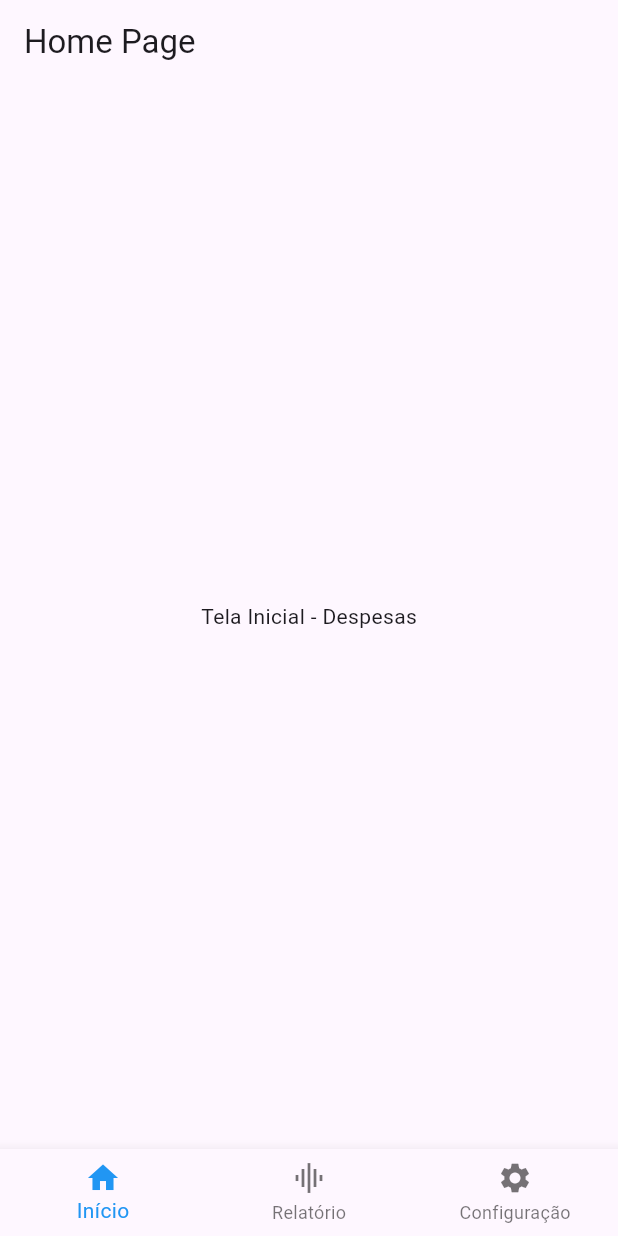
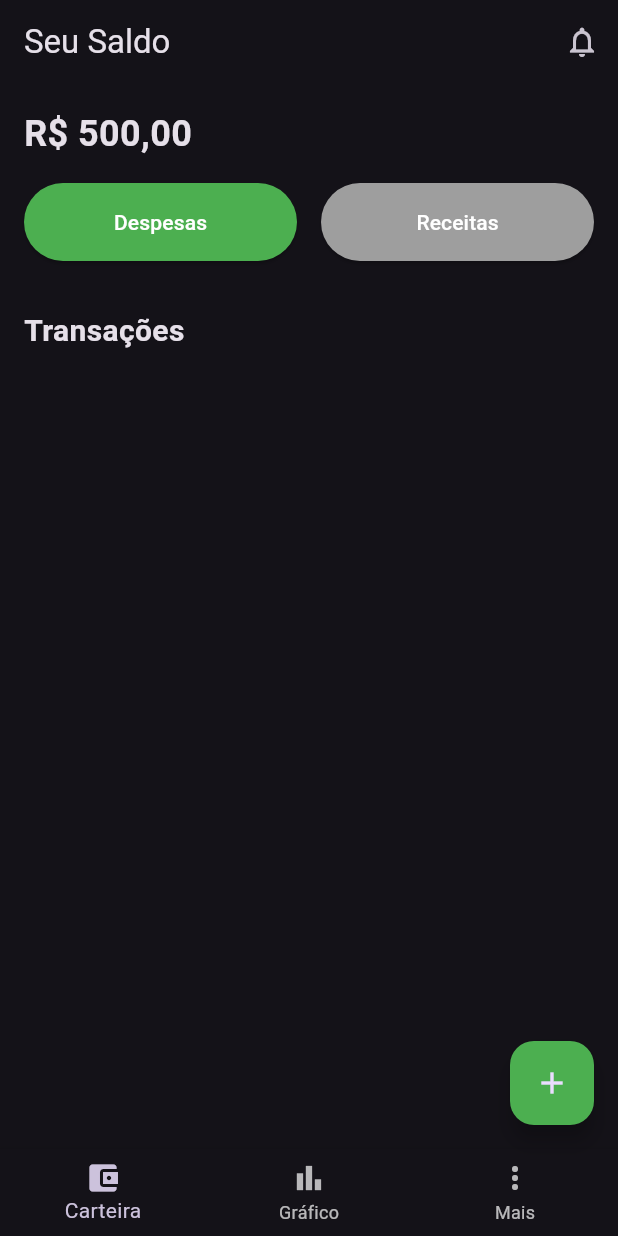
Before and after one commit to CarlosSeixas2/dinheirinho, a Flutter app: the screen it shows after launch, on a phone screen of 412 x 824 dp. Run offline on Flutter 3.47's test engine with Material 3 defaults, Android fonts, the phone set to English and light mode, and no system bars; our stand-ins replace flutter_riverpod.

Commit message:
Tela Inicial com funcionalidades de cadastro e listagem

```diff
--- a/lib/main.dart
+++ b/lib/main.dart
@@ -1,22 +1,17 @@
-import 'package:controle_financeiro/screens/Home.dart';
 import 'package:flutter/material.dart';
+import 'package:flutter_riverpod/flutter_riverpod.dart';
+import 'screens/home_screen.dart';
 
 void main() {
-  runApp(const MyApp());
+  runApp(ProviderScope(child: MyApp()));
 }
 
 class MyApp extends StatelessWidget {
-  const MyApp({super.key});
-
   @override
   Widget build(BuildContext context) {
     return MaterialApp(
-      title: 'dinheirinho',
-      theme: ThemeData(
-        colorScheme: ColorScheme.fromSeed(seedColor: Colors.deepPurple),
-        useMaterial3: true,
-      ),
-      home: const Home(),
+      theme: ThemeData.dark(),
+      home: MyHomePage(),
     );
   }
 }
--- a/lib/screens/Home.dart
+++ /dev/null
@@ -1,55 +0,0 @@
-import 'package:flutter/material.dart';
-
-class Home extends StatefulWidget {
-  const Home({super.key});
-
-  @override
-  _HomeState createState() => _HomeState();
-}
-
-class _HomeState extends State<Home> {
-  int _selectedIndex = 0;
-
-  static const List<Widget> _widgetOptions = <Widget>[
-    Text('Tela Inicial - Despesas'),
-    Text('Adicionar Despesa'),
-    Text('Perfil do Usuário'),
-  ];
-
-  void _onItemTapped(int index) {
-    setState(() {
-      _selectedIndex = index;
-    });
-  }
-
-  @override
-  Widget build(BuildContext context) {
-    return Scaffold(
-      appBar: AppBar(
-        title: const Text('Home Page'),
-      ),
-      body: Center(
-        child: _widgetOptions.elementAt(_selectedIndex),
-      ),
-      bottomNavigationBar: BottomNavigationBar(
-        items: const <BottomNavigationBarItem>[
-          BottomNavigationBarItem(
-            icon: Icon(Icons.home),
-            label: 'Início',
-          ),
-          BottomNavigationBarItem(
-            icon: Icon(Icons.graphic_eq),
-            label: 'Relatório',
-          ),
-          BottomNavigationBarItem(
-            icon: Icon(Icons.settings),
-            label: 'Configuração',
-          ),
-        ],
-        currentIndex: _selectedIndex,
-        selectedItemColor: Colors.blue,
-        onTap: _onItemTapped,
-      ),
-    );
-  }
-}
--- /dev/null
+++ b/lib/screens/home_screen.dart
@@ -0,0 +1,133 @@
+import 'package:controle_financeiro/screens/transitionItem.dart';
+import 'package:flutter/material.dart';
+import 'package:flutter_riverpod/flutter_riverpod.dart';
+import 'add_transaction.dart';
+
+enum TransactionType { receitas, despesas }
+
+final transactionTypeProvider = StateProvider<TransactionType>((ref) => TransactionType.despesas);
+
+// Armazena as transações localmente
+final transactionsProvider = StateProvider<List<Map<String, dynamic>>>((ref) => []);
+
+class MyHomePage extends ConsumerWidget {
+  @override
+  Widget build(BuildContext context, WidgetRef ref) {
+    final transactionType = ref.watch(transactionTypeProvider);
+    final transactions = ref.watch(transactionsProvider);
+
+    return Scaffold(
+      appBar: AppBar(
+        title: Text('Seu Saldo'),
+        actions: [
+          IconButton(
+            icon: Icon(Icons.notifications_none),
+            onPressed: () {},
+          ),
+        ],
+      ),
+      body: SingleChildScrollView(
+        child: Padding(
+          padding: const EdgeInsets.all(16.0),
+          child: Column(
+            crossAxisAlignment: CrossAxisAlignment.start,
+            children: [
+              Text(
+                'R\$ 500,00',
+                style: TextStyle(
+                  fontSize: 24,
+                  fontWeight: FontWeight.bold,
+                ),
+              ),
+              SizedBox(height: 16),
+              Row(
+                children: [
+                  Expanded(
+                    child: ElevatedButton(
+                      onPressed: () {
+                        ref.read(transactionTypeProvider.notifier).state = TransactionType.despesas;
+                      },
+                      child: Text('Despesas'),
+                      style: ElevatedButton.styleFrom(
+                        backgroundColor: transactionType == TransactionType.despesas ? Colors.green : Colors.grey,
+                        foregroundColor: Colors.white,
+                        padding: EdgeInsets.symmetric(vertical: 16),
+                      ),
+                    ),
+                  ),
+                  SizedBox(width: 16),
+                  Expanded(
+                    child: ElevatedButton(
+                      onPressed: () {
+                        ref.read(transactionTypeProvider.notifier).state = TransactionType.receitas;
+                      },
+                      child: Text('Receitas'),
+                      style: ElevatedButton.styleFrom(
+                        backgroundColor: transactionType == TransactionType.receitas ? Colors.green : Colors.grey,
+                        foregroundColor: Colors.white,
+                        padding: EdgeInsets.symmetric(vertical: 16),
+                      ),
+                    ),
+                  ),
+                ],
+              ),
+              SizedBox(height: 32),
+              Text(
+                'Transações',
+                style: TextStyle(
+                  fontSize: 20,
+                  fontWeight: FontWeight.bold,
+                ),
+              ),
+              SizedBox(height: 16),
+              // Exibe apenas as transações do tipo selecionado
+              Column(
+                children: transactions
+                    .where((transaction) =>
+                transaction['type'] == (transactionType == TransactionType.despesas ? 'despesa' : 'receita'))
+                    .map((transaction) => TransactionItem(
+                  icon: transaction['icon'],
+                  title: transaction['title'],
+                  subtitle: transaction['subtitle'],
+                  value: 'R\$ ${transaction['value']}',
+                  isPositive: transaction['type'] == 'receita',
+                ))
+                    .toList(),
+              ),
+              SizedBox(height: 32),
+            ],
+          ),
+        ),
+      ),
+      floatingActionButton: FloatingActionButton(
+        onPressed: () {
+          // Abre o formulário para adicionar nova transação
+          showDialog(
+            context: context,
+            builder: (BuildContext context) {
+              return AddTransactionDialog();
+            },
+          );
+        },
+        child: Icon(Icons.add),
+        backgroundColor: Colors.green,
+      ),
+      bottomNavigationBar: BottomNavigationBar(
+        items: [
+          BottomNavigationBarItem(
+            icon: Icon(Icons.account_balance_wallet),
+            label: 'Carteira',
+          ),
+          BottomNavigationBarItem(
+            icon: Icon(Icons.bar_chart),
+            label: 'Gráfico',
+          ),
+          BottomNavigationBarItem(
+            icon: Icon(Icons.more_vert),
+            label: 'Mais',
+          ),
+        ],
+      ),
+    );
+  }
+}
--- a/pubspec.yaml
+++ b/pubspec.yaml
@@ -35,6 +35,9 @@ dependencies:
   # The following adds the Cupertino Icons font to your application.
   # Use with the CupertinoIcons class for iOS style icons.
   cupertino_icons: ^1.0.8
+  flutter_riverpod: ^2.5.1
+  hive_flutter: ^1.1.0
+  flutter_local_notifications: ^17.2.2
 
 dev_dependencies:
   flutter_test:
```
Also changed, not shown: lib/models/categoria_model.dart (added, +11 -0 lines), lib/models/despesa_model.dart (added, +15 -0 lines), lib/models/receita_model.dart (added, +15 -0 lines), lib/screens/add_transaction.dart (added, +100 -0 lines), lib/screens/transitionItem.dart (added, +64 -0 lines), lib/providers/despesa_provider.dart (added), pubspec.lock, 1 other file.
